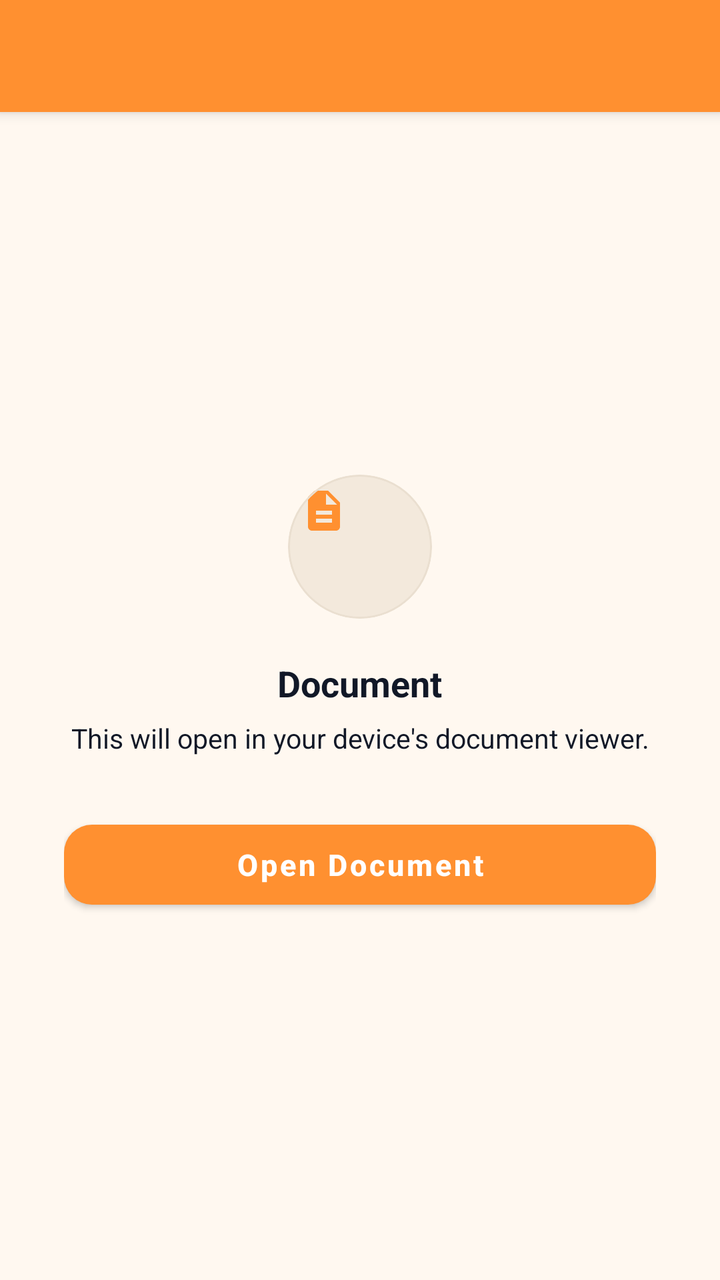
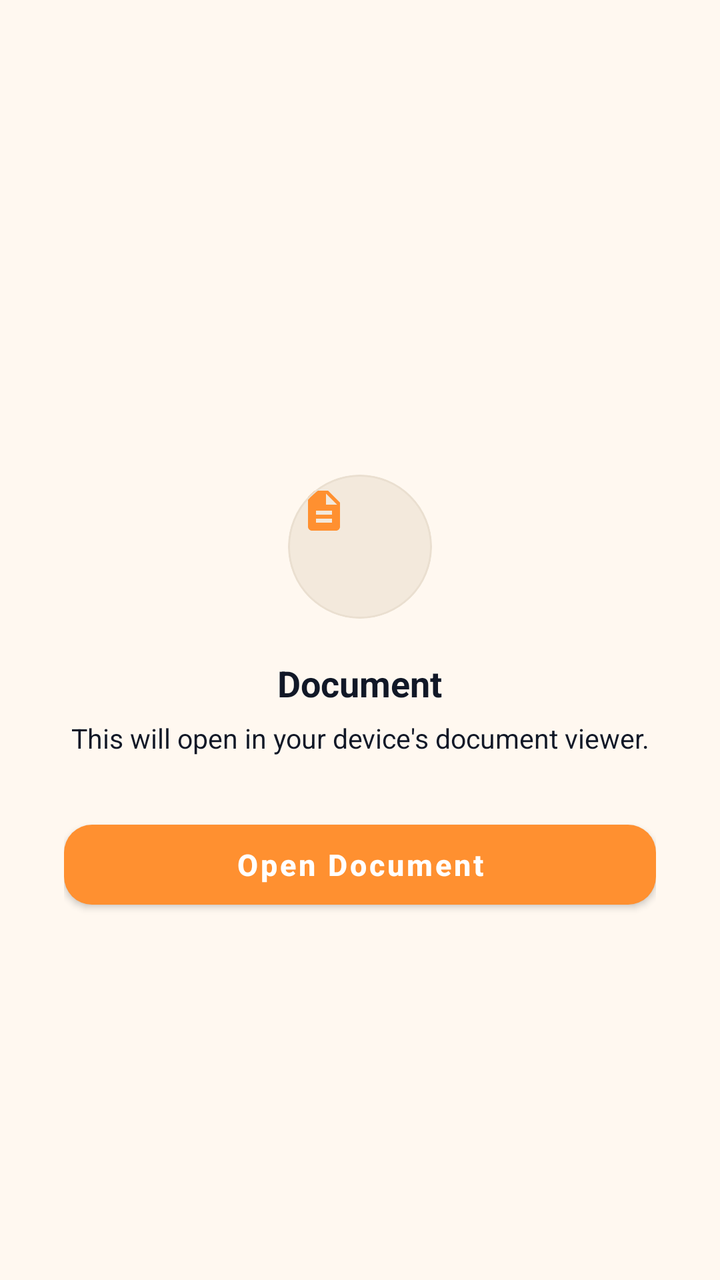

An Android layout rendered at two revisions. The XML below is the earlier revision; the diff shows what the commit changed to produce the second picture.
<!-- AndroidManifest.xml: application theme AppTheme -->
<!-- res/layout/document_viewer.xml -->
<androidx.coordinatorlayout.widget.CoordinatorLayout
	xmlns:android="http://schemas.android.com/apk/res/android"
	xmlns:app="http://schemas.android.com/apk/res-auto"
	xmlns:tools="http://schemas.android.com/tools"
	android:id="@+id/_coordinator"
	android:layout_width="match_parent"
	android:layout_height="match_parent">
	<com.google.android.material.appbar.AppBarLayout
		android:id="@+id/_app_bar"
		android:layout_width="match_parent"
		android:layout_height="wrap_content"
		android:theme="@style/AppTheme.AppBarOverlay">
		<androidx.appcompat.widget.Toolbar
			android:id="@+id/_toolbar"
			android:layout_width="match_parent"
			android:layout_height="?attr/actionBarSize"
			android:background="?attr/appBarColor"
			app:popupTheme="@style/AppTheme.PopupOverlay" />
	</com.google.android.material.appbar.AppBarLayout>
	<LinearLayout
		android:id="@+id/linear3"
		android:layout_width="match_parent"
		android:layout_height="match_parent"
		android:gravity="center_horizontal|center_vertical"
		android:orientation="vertical"
		android:paddingStart="32dp"
		android:paddingEnd="32dp"
		app:layout_behavior="@string/appbar_scrolling_view_behavior">
		<com.google.android.material.card.MaterialCardView
			android:id="@+id/cardview1"
			android:layout_width="72dp"
			android:layout_height="72dp"
			app:cardBackgroundColor="@color/colorSurfaceRaised"
			app:cardCornerRadius="36dp"
			app:cardElevation="0dp"
			app:strokeColor="@color/colorCardStroke"
			app:strokeWidth="1dp">
			<ImageView
				android:id="@+id/imageview1"
				android:layout_width="36dp"
				android:layout_height="36dp"
				android:src="@drawable/ic_description"
				android:scaleType="centerInside"
				app:tint="@color/colorAccent"
				android:contentDescription="Document" />
		</com.google.android.material.card.MaterialCardView>
		<TextView
			android:id="@+id/tvDocTitle"
			android:layout_width="wrap_content"
			android:layout_height="wrap_content"
			android:layout_marginTop="20dp"
			android:text="Document"
			android:textSize="18sp"
			android:textStyle="bold" />
		<TextView
			android:id="@+id/tvDocDescription"
			android:layout_width="match_parent"
			android:layout_height="wrap_content"
			android:layout_marginTop="6dp"
			android:gravity="center_horizontal|center_vertical"
			android:text="This will open in your device's document viewer."
			android:textSize="13.5sp"
			android:lineSpacingExtra="3dp" />
		<com.google.android.material.button.MaterialButton
			android:id="@+id/btnOpenDocument"
			android:layout_width="match_parent"
			android:layout_height="52dp"
			android:layout_marginTop="28dp"
			android:gravity="center_horizontal|center_vertical"
			android:text="Open Document"
			android:textSize="15sp"
			android:textStyle="bold"
			android:textColor="@color/colorTextLight"
			android:textAllCaps="false"
			app:backgroundTint="@color/colorAccent"
			app:cornerRadius="14dp"
			app:elevation="0dp" />
		<TextView
			android:id="@+id/tvNoViewerHint"
			android:layout_width="match_parent"
			android:layout_height="wrap_content"
			android:layout_marginTop="16dp"
			android:gravity="center_horizontal|center_vertical"
			android:text="No document viewer app found. Install Google Docs or Microsoft Word to view this file."
			android:textSize="12sp"
			android:lineSpacingExtra="3dp"
			android:visibility="gone" />
	</LinearLayout>
</androidx.coordinatorlayout.widget.CoordinatorLayout>
<!-- resources referenced by this layout -->
<resources>
  <color name="colorAccent">#FF9030</color>
  <color name="colorCardStroke">#EADFD0</color>
  <color name="colorSurfaceRaised">#F3E9DC</color>
  <color name="colorTextLight">#FFFFFF</color>
  <style name="AppTheme.PopupOverlay" parent="ThemeOverlay.MaterialComponents.Light" />
  <style name="AppTheme" parent="Theme.MaterialComponents.DayNight.NoActionBar">
          
          <item name="homeAsUpIndicator">@drawable/ic_nav_back</item>
          
          <item name="android:textViewStyle">@style/HarvanaTextView</item>
          <item name="appBarColor">@color/colorAccent</item>
          <item name="onAppBarColor">@color/colorTextOnAccent</item>
          <item name="colorSecondary">@color/colorAccent</item>
          <item name="colorOnSecondary">@color/colorTextOnAccent</item>
          <item name="colorPrimaryVariant">@color/colorAccentDark</item>
          <item name="colorSecondaryVariant">@color/colorAccentDark</item>
          <item name="colorError">@color/colorError</item>
          <item name="colorOnError">@color/colorTextPrimaryWhite</item>
          <item name="colorControlActivated">@color/colorAccent</item>
          <item name="colorControlNormal">@color/colorControlNormal</item>
          <item name="colorControlHighlight">@color/colorAccentRipple</item>
          <item name="android:textColorHighlight">@color/colorAccentStroke</item>
          <item name="android:textColorLink">@color/colorAccentStrong</item>
          <item name="android:editTextColor">@color/colorTextPrimary</item>
          <item name="android:navigationBarColor">@color/colorBackground</item>
          <item name="colorPrimary">@color/colorAccent</item>
          <item name="colorPrimaryDark">@color/colorAccentStrong</item>
          <item name="colorAccent">@color/colorAccent</item>
          <item name="colorSurface">@color/colorSurface</item>
          <item name="colorOnPrimary">@color/colorTextOnAccent</item>
          <item name="colorOnSurface">@color/colorTextPrimary</item>
          <item name="colorOnBackground">@color/colorTextPrimary</item>
          <item name="colorOnSurfaceVariant">@color/colorTextSecondary</item>
          <item name="android:textColorPrimary">@color/colorTextPrimary</item>
          <item name="android:textColorSecondary">@color/colorTextSecondary</item>
          <item name="android:textColorHint">@color/colorTextTertiary</item>
          <item name="android:statusBarColor">?attr/appBarColor</item>
          <item name="android:windowLightStatusBar">true</item>
          <item name="android:windowBackground">@color/colorBackground</item>
          <item name="alertDialogTheme">@style/HarvanaAlertDialog</item>
          <item name="materialAlertDialogTheme">@style/HarvanaAlertDialog</item>
          <item name="bottomSheetDialogTheme">@style/HarvanaBottomSheetDialog</item>
      </style>
  <style name="HarvanaTextView" parent="android:Widget.TextView">
          <item name="android:textColor">@color/colorTextPrimary</item>
      </style>
  <color name="colorTextOnAccent">#111827</color>
  <color name="colorAccentDark">#E57A14</color>
  <color name="colorError">#EF4444</color>
  <color name="colorTextPrimaryWhite">#FFFFFF</color>
  <color name="colorControlNormal">#6B7280</color>
  <color name="colorAccentRipple">#1AFF9030</color>
  <color name="colorAccentStroke">#33FF9030</color>
  <color name="colorAccentStrong">#B85F0A</color>
  <color name="colorTextPrimary">#111827</color>
  <color name="colorBackground">#FFF8F0</color>
  <color name="colorSurface">#FFFFFF</color>
  <color name="colorTextSecondary">#4B5563</color>
  <color name="colorTextTertiary">#6B7280</color>
  <style name="HarvanaDialogButton" parent="Widget.MaterialComponents.Button.TextButton.Dialog">
          <item name="android:textColor">@color/colorAccent</item>
          <item name="android:minHeight">48dp</item>
      </style>
  <!-- unchanged entries left out for length: 7 -->
</resources>

<!-- the commit's change to res/layout/document_viewer.xml (unified diff, before → after) -->
@@ -9,7 +9,9 @@
 		android:id="@+id/_app_bar"
 		android:layout_width="match_parent"
 		android:layout_height="wrap_content"
-		android:theme="@style/AppTheme.AppBarOverlay">
+		android:theme="@style/AppTheme.AppBarOverlay"
+		app:elevation="0dp"
+		android:stateListAnimator="@null">
 		<androidx.appcompat.widget.Toolbar
 			android:id="@+id/_toolbar"
 			android:layout_width="match_parent"
<!-- resource entries referenced after the edit -->
@@ -10,8 +10,8 @@
           <item name="homeAsUpIndicator">@drawable/ic_nav_back</item>
           
           <item name="android:textViewStyle">@style/HarvanaTextView</item>
-          <item name="appBarColor">@color/colorAccent</item>
-          <item name="onAppBarColor">@color/colorTextOnAccent</item>
+          <item name="appBarColor">@color/colorBackground</item>
+          <item name="onAppBarColor">@color/colorTextPrimary</item>
           <item name="colorSecondary">@color/colorAccent</item>
           <item name="colorOnSecondary">@color/colorTextOnAccent</item>
           <item name="colorPrimaryVariant">@color/colorAccentDark</item>
